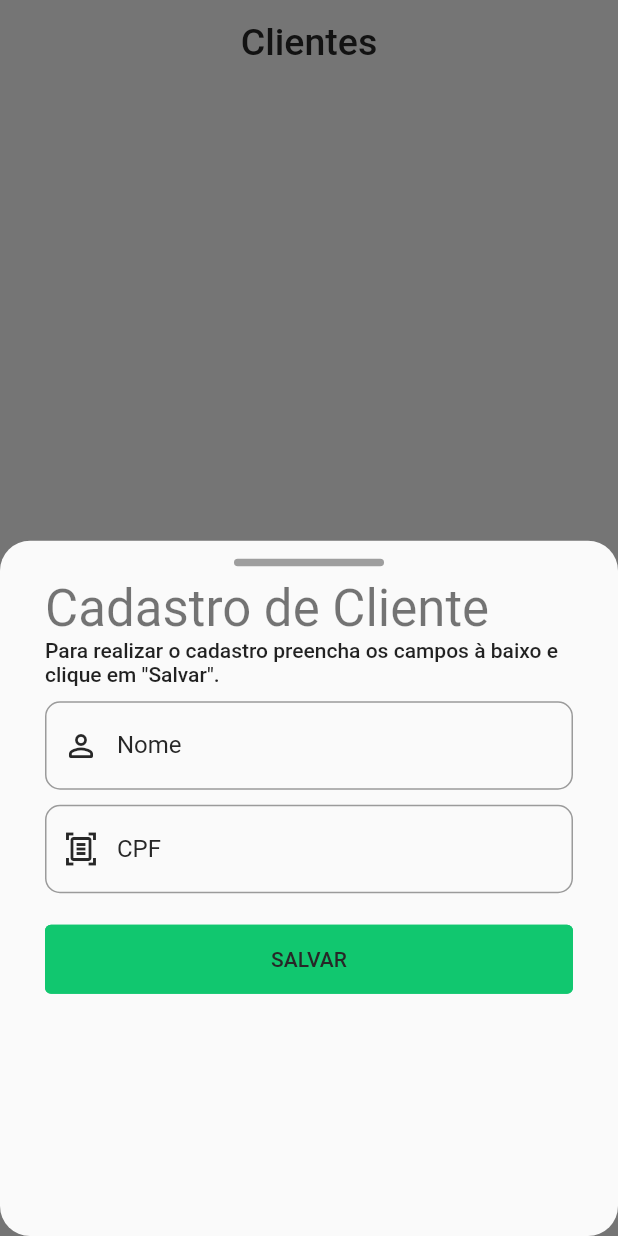
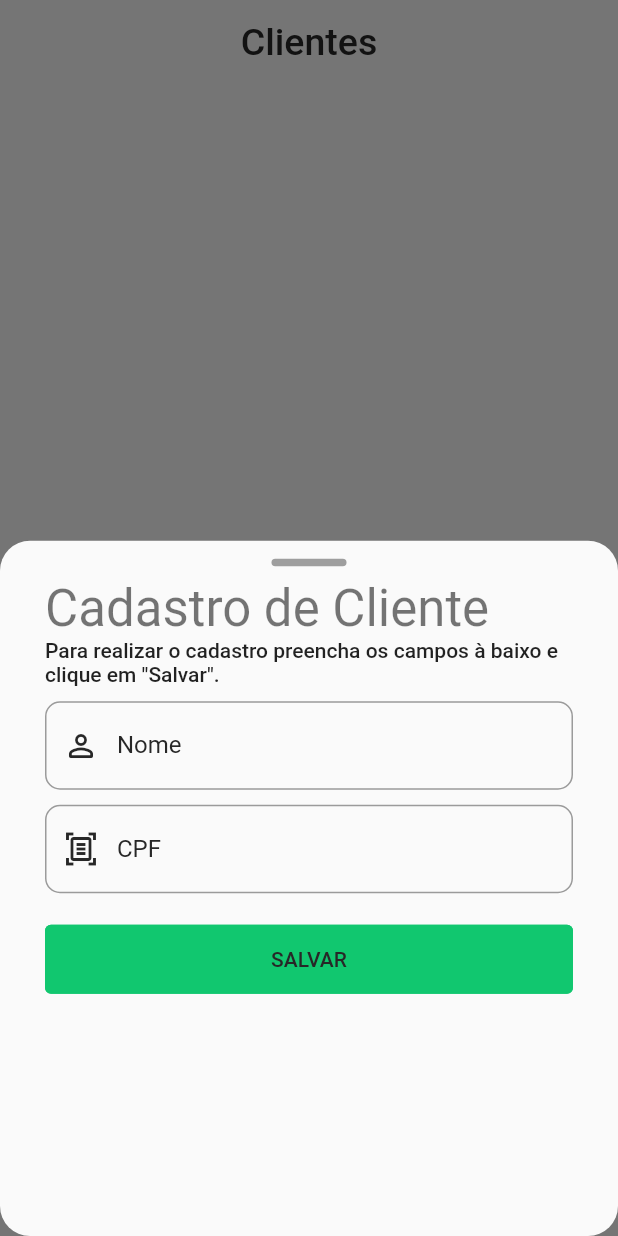
Before and after one commit to ifpr-paranavai/cosmetic_survey, a Flutter app: the screen it shows once a user with an empty profile is signed in, item 3 of the bottom bar chosen, after a tap on the "add" icon, on a phone screen of 412 x 824 dp. Run offline on Flutter 3.47's test engine with Material 2 defaults, Android fonts, the light colour scheme and no system bars; our stand-ins replace cloud_firestore, email_validator, firebase_auth, firebase_core, line_awesome_flutter, mask_text_input_formatter; missing offline and left inert: cpf_cnpj_validator; accounts and stored records are empty.

Commit message:
Cadastro de Cliente

```diff
--- a/lib/src/authentication/forget_password/forget_password_email/forget_password_widget.dart
+++ b/lib/src/authentication/forget_password/forget_password_email/forget_password_widget.dart
@@ -51,6 +51,7 @@ class ForgetPasswordWidget extends StatelessWidget {
                           color: cosmeticSecondaryColor,
                         ),
                         inputText: 'E-Mail',
+                        textInputAction: TextInputAction.done,
                         keyboardType: TextInputType.emailAddress,
                         borderRadius: 10.0,
                         validator: (value) {
--- a/lib/src/authentication/login/login_form_widget.dart
+++ b/lib/src/authentication/login/login_form_widget.dart
@@ -1,4 +1,4 @@
-import 'package:cosmetic_survey/src/components/cosmetic_password_text_form_field.dart';
+import 'package:cosmetic_survey/src/components/cosmetic_password_form_field.dart';
 import 'package:cosmetic_survey/src/components/cosmetic_text_form_field.dart';
 import 'package:cosmetic_survey/src/core/home/home_page_widget.dart';
 import 'package:email_validator/email_validator.dart';
@@ -34,6 +34,7 @@ class CosmeticLoginFormWidget extends StatelessWidget {
             const SizedBox(height: cosmeticFormHeight - 20),
             CosmeticTextFormField(
               controller: _emailController,
+              textInputAction: TextInputAction.next,
               borderRadius: 10,
               keyboardType: TextInputType.emailAddress,
               inputText: 'E-Mail',
@@ -54,8 +55,9 @@ class CosmeticLoginFormWidget extends StatelessWidget {
               },
             ),
             const SizedBox(height: cosmeticFormHeight - 20),
-            CosmeticPasswordTextFormField(
+            CosmeticPasswordFormField(
               controller: _passwordController,
+              textInputAction: TextInputAction.done,
               borderRadius: 10,
               icon: const Icon(
                 Icons.fingerprint_rounded,
--- a/lib/src/core/customer/customer_widget.dart
+++ b/lib/src/core/customer/customer_widget.dart
@@ -1,10 +1,12 @@
 import 'package:cosmetic_survey/src/constants/masks.dart';
+import 'package:cosmetic_survey/src/firebase/firestore/customer_details.dart';
 import 'package:cpf_cnpj_validator/cpf_validator.dart';
 import 'package:flutter/material.dart';
 
 import '../../components/cosmetic_cpf_form_field.dart';
 import '../../components/cosmetic_elevated_button.dart';
 import '../../components/cosmetic_floating_button.dart';
+import '../../components/cosmetic_slidebar.dart';
 import '../../components/cosmetic_text_form_field.dart';
 import '../../constants/colors.dart';
 import '../../constants/sizes.dart';
@@ -62,17 +64,7 @@ class _CustomerWidgetState extends State<CustomerWidget> {
                   child: Column(
                     crossAxisAlignment: CrossAxisAlignment.start,
                     children: [
-                      Center(
-                        child: Container(
-                          decoration: BoxDecoration(
-                            borderRadius: BorderRadius.circular(20.0),
-                            color: Colors.grey,
-                          ),
-                          margin: const EdgeInsets.all(8.0),
-                          height: 5.0,
-                          width: 100.0,
-                        ),
-                      ),
+                      const CosmeticSlideBar(),
                       Text(
                         'Cadastro de Cliente',
                         style: Theme.of(context).textTheme.headline4,
@@ -84,6 +76,7 @@ class _CustomerWidgetState extends State<CustomerWidget> {
                       const SizedBox(height: cosmeticFormHeight - 20),
                       CosmeticTextFormField(
                         controller: _nameController,
+                        textInputAction: TextInputAction.next,
                         borderRadius: 10,
                         keyboardType: TextInputType.name,
                         inputText: 'Nome',
@@ -103,6 +96,7 @@ class _CustomerWidgetState extends State<CustomerWidget> {
                       const SizedBox(height: cosmeticFormHeight - 20),
                       CosmeticCpfFormField(
                         controller: _cpfController,
+                        textInputAction: TextInputAction.done,
                         borderRadius: 10,
                         keyboardType: TextInputType.number,
                         maskTextInputFormatter: CosmeticMasks.MASK_CPF,
@@ -128,7 +122,13 @@ class _CustomerWidgetState extends State<CustomerWidget> {
                         width: double.infinity,
                         child: CosmeticElevatedButton(
                           onPressed: () => {
-                            if (_formKey.currentState!.validate()) {},
+                            if (_formKey.currentState!.validate())
+                              {
+                                FirebaseCustomerDetails.addCustomerDetails(
+                                  name: _nameController.text,
+                                  cpfCnpj: _cpfController.text,
+                                )
+                              },
                           },
                           buttonName: 'SALVAR',
                         ),
--- a/lib/src/core/entity/customer.dart
+++ b/lib/src/core/entity/customer.dart
@@ -8,4 +8,18 @@ class Customer {
     required this.name,
     required this.cpfCnpj,
   });
+
+  Map<String, dynamic> toJson() {
+    return {
+      'id': id,
+      'name': name,
+      'cpfCnpj': cpfCnpj,
+    };
+  }
+
+  static Customer fromJson(Map<String, dynamic> json) => Customer(
+        id: json['id'],
+        name: json['name'],
+        cpfCnpj: json['cpfCnpj'],
+      );
 }
--- a/lib/src/core/profile/update_profile_widget.dart
+++ b/lib/src/core/profile/update_profile_widget.dart
@@ -2,7 +2,7 @@ import 'package:email_validator/email_validator.dart';
 import 'package:flutter/material.dart';
 import 'package:line_awesome_flutter/line_awesome_flutter.dart';
 
-import '../../components/cosmetic_password_text_form_field.dart';
+import '../../components/cosmetic_password_form_field.dart';
 import '../../components/cosmetic_text_form_field.dart';
 import '../../constants/colors.dart';
 import '../../constants/image_path.dart';
@@ -124,7 +124,7 @@ class UpdateProfileWidget extends StatelessWidget {
                         },
                       ),
                       const SizedBox(height: cosmeticFormHeight - 20),
-                      CosmeticPasswordTextFormField(
+                      CosmeticPasswordFormField(
                         borderRadius: 100,
                         icon: const Icon(
                           Icons.fingerprint_rounded,
```
Also changed, not shown: lib/src/authentication/login/login_widget.dart (+7 -0 lines), lib/src/authentication/signup/signup_form_widget.dart (+5 -2 lines), lib/src/authentication/signup/signup_widget.dart (+8 -1 lines), lib/src/firebase/firestore/customer_details.dart (added, +18 -0 lines).
